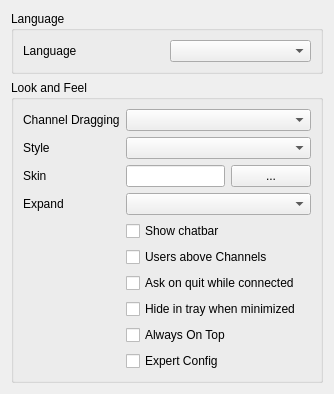
Old version of the form src/mumble/LookConfig.ui in the repository mumble-voip/mumble.
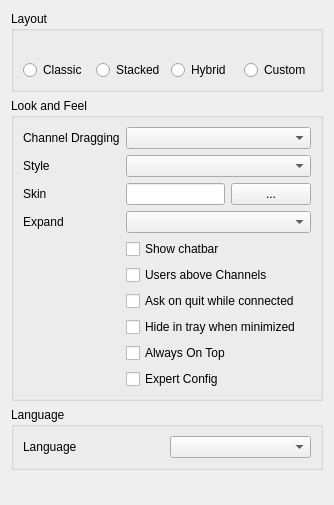
New version of the form. Icons and pictures are not drawn.

Commit message: Layout presets

```diff
--- a/src/mumble/LookConfig.ui
+++ b/src/mumble/LookConfig.ui
@@ -7,7 +7,7 @@
     <x>0</x>
     <y>0</y>
     <width>311</width>
-    <height>374</height>
+    <height>505</height>
    </rect>
   </property>
   <property name="windowTitle">
@@ -15,28 +15,136 @@
   </property>
   <layout class="QVBoxLayout" name="verticalLayout">
    <item>
-    <widget class="QGroupBox" name="qgbLanguage">
+    <widget class="QGroupBox" name="qgbLayout">
      <property name="title">
-      <string>Language</string>
+      <string>Layout</string>
      </property>
-     <layout class="QHBoxLayout">
-      <item>
-       <widget class="QLabel" name="qliLanguage">
+     <layout class="QGridLayout" name="gridLayoutLayout">
+      <item row="1" column="0">
+       <widget class="QRadioButton" name="qrbLClassic">
+        <property name="sizePolicy">
+         <sizepolicy hsizetype="Preferred" vsizetype="Fixed">
+          <horstretch>0</horstretch>
+          <verstretch>0</verstretch>
+         </sizepolicy>
+        </property>
         <property name="text">
-         <string>Language</string>
+         <string>Classic</string>
         </property>
-        <property name="buddy">
-         <cstring>qcbLanguage</cstring>
+        <property name="iconSize">
+         <size>
+          <width>64</width>
+          <height>64</height>
+         </size>
         </property>
        </widget>
       </item>
-      <item>
-       <widget class="QComboBox" name="qcbLanguage">
-        <property name="toolTip">
-         <string>Language to use (requires restart)</string>
+      <item row="1" column="2">
+       <widget class="QRadioButton" name="qrbLStacked">
+        <property name="sizePolicy">
+         <sizepolicy hsizetype="Preferred" vsizetype="Fixed">
+          <horstretch>0</horstretch>
+          <verstretch>0</verstretch>
+         </sizepolicy>
         </property>
-        <property name="whatsThis">
-         <string>&lt;b&gt;This sets which language Mumble should use.&lt;/b&gt;&lt;br /&gt;You have to restart Mumble to use the new language.</string>
+        <property name="text">
+         <string>Stacked</string>
+        </property>
+        <property name="iconSize">
+         <size>
+          <width>64</width>
+          <height>64</height>
+         </size>
+        </property>
+       </widget>
+      </item>
+      <item row="0" column="2">
+       <widget class="QLabel" name="qlLStacked">
+        <property name="sizePolicy">
+         <sizepolicy hsizetype="Preferred" vsizetype="Preferred">
+          <horstretch>0</horstretch>
+          <verstretch>0</verstretch>
+         </sizepolicy>
+        </property>
+        <property name="text">
+         <string/>
+        </property>
+        <property name="pixmap">
+         <pixmap resource="mumble.qrc">:/layout_stacked.svg</pixmap>
+        </property>
+       </widget>
+      </item>
+      <item row="0" column="3">
+       <widget class="QLabel" name="qlLHybrid">
+        <property name="sizePolicy">
+         <sizepolicy hsizetype="Preferred" vsizetype="Preferred">
+          <horstretch>0</horstretch>
+          <verstretch>0</verstretch>
+         </sizepolicy>
+        </property>
+        <property name="text">
+         <string/>
+        </property>
+        <property name="pixmap">
+         <pixmap resource="mumble.qrc">:/layout_hybrid.svg</pixmap>
+        </property>
+        <property name="scaledContents">
+         <bool>false</bool>
+        </property>
+       </widget>
+      </item>
+      <item row="1" column="3">
+       <widget class="QRadioButton" name="qrbLHybrid">
+        <property name="sizePolicy">
+         <sizepolicy hsizetype="Preferred" vsizetype="Fixed">
+          <horstretch>0</horstretch>
+          <verstretch>0</verstretch>
+         </sizepolicy>
+        </property>
+        <property name="text">
+         <string>Hybrid</string>
+        </property>
+        <property name="iconSize">
+         <size>
+          <width>64</width>
+          <height>64</height>
+         </size>
+        </property>
+       </widget>
+      </item>
+      <item row="1" column="4">
+       <widget class="QRadioButton" name="qrbLCustom">
+        <property name="sizePolicy">
+         <sizepolicy hsizetype="Preferred" vsizetype="Fixed">
+          <horstretch>0</horstretch>
+          <verstretch>0</verstretch>
+         </sizepolicy>
+        </property>
+        <property name="text">
+         <string>Custom</string>
+        </property>
+       </widget>
+      </item>
+      <item row="0" column="4">
+       <widget class="QLabel" name="qlLCustom">
+        <property name="text">
+         <string/>
+        </property>
+        <property name="pixmap">
+         <pixmap resource="mumble.qrc">:/layout_custom.svg</pixmap>
+        </property>
+       </widget>
+      </item>
+      <item row="0" column="0">
+       <widget class="QLabel" name="qlLClassic">
+        <property name="sizePolicy">
+         <sizepolicy hsizetype="Preferred" vsizetype="Preferred">
+          <horstretch>0</horstretch>
+          <verstretch>0</verstretch>
+         </sizepolicy>
+        </property>
+        <property name="pixmap">
+         <pixmap resource="mumble.qrc">:/layout_classic.svg</pixmap>
         </property>
        </widget>
       </item>
@@ -205,6 +313,35 @@
      </layout>
     </widget>
    </item>
+   <item>
+    <widget class="QGroupBox" name="qgbLanguage">
+     <property name="title">
+      <string>Language</string>
+     </property>
+     <layout class="QHBoxLayout">
+      <item>
+       <widget class="QLabel" name="qliLanguage">
+        <property name="text">
+         <string>Language</string>
+        </property>
+        <property name="buddy">
+         <cstring>qcbLanguage</cstring>
+        </property>
+       </widget>
+      </item>
+      <item>
+       <widget class="QComboBox" name="qcbLanguage">
+        <property name="toolTip">
+         <string>Language to use (requires restart)</string>
+        </property>
+        <property name="whatsThis">
+         <string>&lt;b&gt;This sets which language Mumble should use.&lt;/b&gt;&lt;br /&gt;You have to restart Mumble to use the new language.</string>
+        </property>
+       </widget>
+      </item>
+     </layout>
+    </widget>
+   </item>
    <item>
     <spacer>
      <property name="orientation">
```
Left out of the diff: 4 changed lines with no effect on the pictures. The commit also changes 10 other files.
